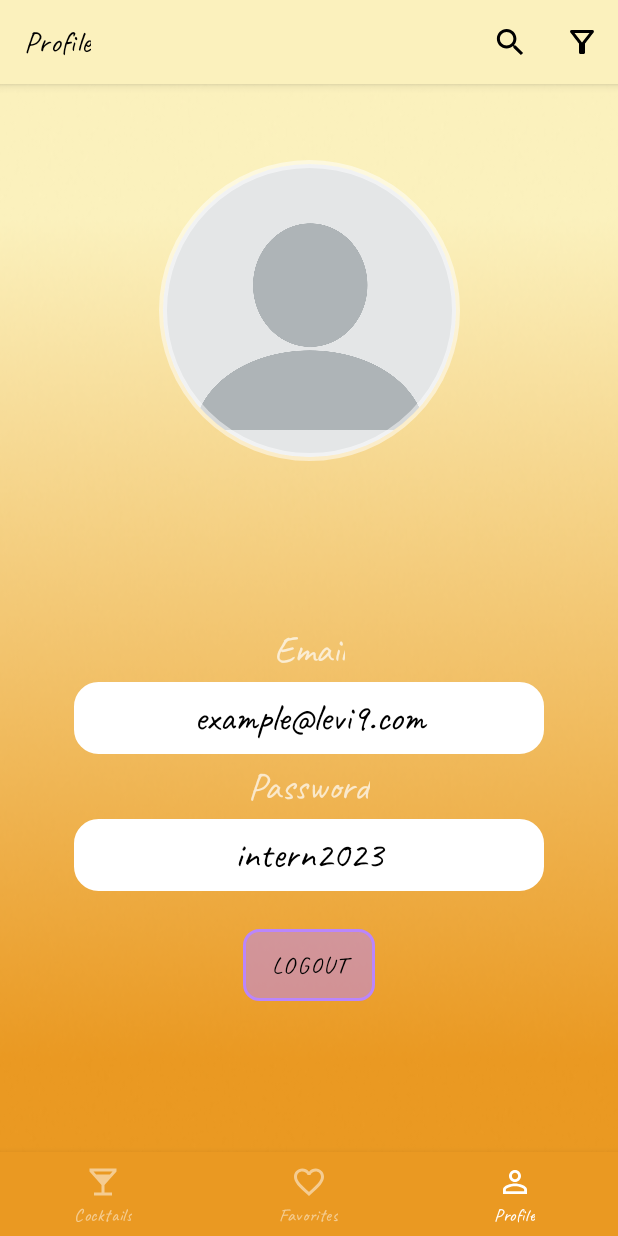
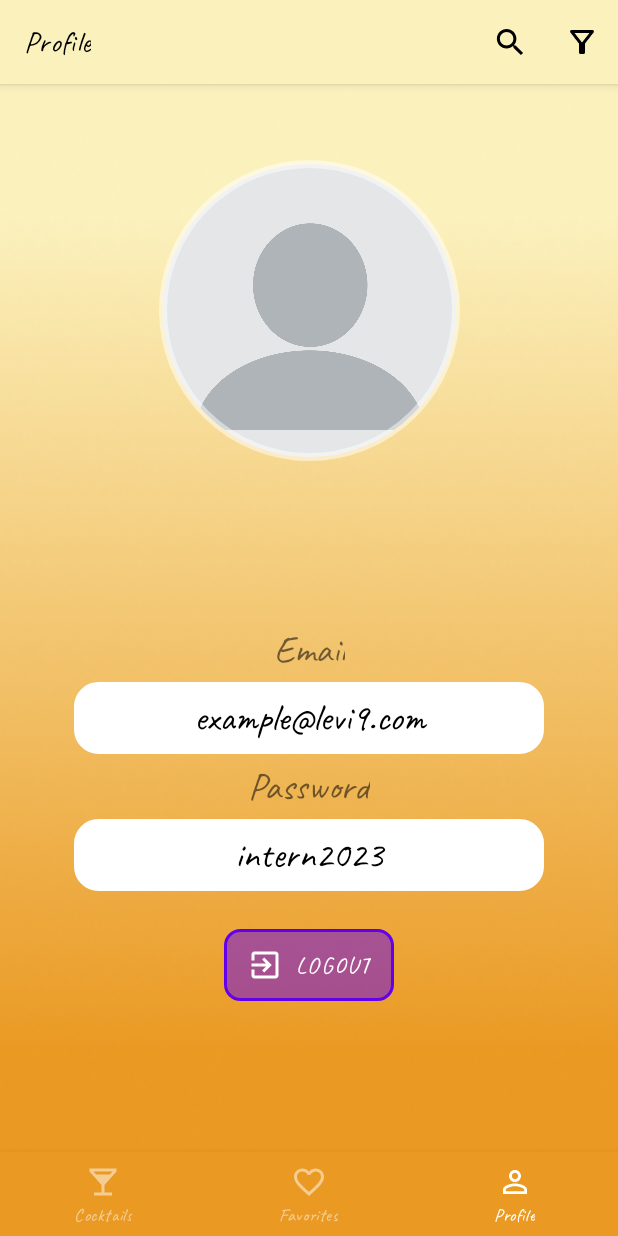
Before and after one commit to draganaZdravkovic/Cocktails9, an Android app: the ProfileFragment screen opened through its navigation route, on a phone screen of 412 x 824 dp. Run offline under Robolectric (Android 15) with nearby library versions, the phone set to English and light mode, and no system bars; our stand-ins replace navigation-ui.

Commit message:
Fixed button in profile fragment. Removed reference to RV and used it from binding. Extracted custom color for toolbar.

```diff
--- a/app/src/main/java/com/example/cocktails9/CocktailsFragment.kt
+++ b/app/src/main/java/com/example/cocktails9/CocktailsFragment.kt
@@ -6,13 +6,11 @@ import android.view.View
 import android.view.ViewGroup
 import androidx.fragment.app.Fragment
 import androidx.recyclerview.widget.GridLayoutManager
-import androidx.recyclerview.widget.RecyclerView
 import com.example.cocktails9.databinding.FragmentCocktailsBinding
 
 class CocktailsFragment : Fragment(R.layout.fragment_cocktails) {
     private var _binding: FragmentCocktailsBinding? = null
     private val binding get() = _binding!!
-    private lateinit var recyclerView: RecyclerView
     private lateinit var cocktailsList: MutableList<Cocktails>
     private lateinit var cocktailsAdapter: CocktailsAdapter
 
@@ -37,13 +35,12 @@ class CocktailsFragment : Fragment(R.layout.fragment_cocktails) {
     }
 
     private fun initRecyclerView() {
-        recyclerView = binding.rvCocktails
-        recyclerView.layoutManager = GridLayoutManager(requireContext(), 2)
+        binding.rvCocktails.layoutManager = GridLayoutManager(requireContext(), 2)
 
         cocktailsList = addDataToList()
 
         cocktailsAdapter = CocktailsAdapter(cocktailsList)
-        recyclerView.adapter = cocktailsAdapter
+        binding.rvCocktails.adapter = cocktailsAdapter
     }
 
     private fun addDataToList(): MutableList<Cocktails> {
--- a/app/src/main/res/drawable/bt_style.xml
+++ b/app/src/main/res/drawable/bt_style.xml
@@ -1,6 +1,6 @@
 <?xml version="1.0" encoding="utf-8"?>
 <ripple xmlns:android="http://schemas.android.com/apk/res/android"
-    android:color="@color/secondary">
+    android:color="@color/cream">
     <item>
         <shape android:shape="rectangle">
             <stroke
--- a/app/src/main/res/layout/fragment_profile.xml
+++ b/app/src/main/res/layout/fragment_profile.xml
@@ -95,7 +95,7 @@
         android:layout_height="wrap_content"
         android:layout_marginTop="25dp"
         android:background="@drawable/bt_style"
-        android:drawableStart="@drawable/ic_logout"
+        android:drawableLeft="@drawable/ic_logout"
         android:drawablePadding="10dp"
         android:drawableTint="@color/bottom_nav_selected_item"
         android:paddingLeft="15dp"
--- a/app/src/main/res/layout/toolbar.xml
+++ b/app/src/main/res/layout/toolbar.xml
@@ -3,7 +3,7 @@
     xmlns:app="http://schemas.android.com/apk/res-auto"
     android:layout_width="match_parent"
     android:layout_height="wrap_content"
-    android:background="#FBF1BD"
+    android:background="@color/cream"
     android:elevation="4dp"
     app:titleTextColor="@color/black">
 
--- a/app/src/main/res/values-night/splash.xml
+++ b/app/src/main/res/values-night/splash.xml
@@ -1,10 +1,9 @@
 <?xml version="1.0" encoding="utf-8"?>
 <resources>
     <style name="Theme.MyApp.MySplash" parent="Theme.SplashScreen">
-        <item name="fontFamily">@font/caveat</item>
         <item name="windowSplashScreenBackground">@drawable/gradient</item>
         <item name="windowSplashScreenAnimatedIcon">@drawable/splash</item>
         <item name="windowSplashScreenAnimationDuration">1000</item>
-        <item name="postSplashScreenTheme">@style/Theme.MaterialComponents.NoActionBar</item>
+        <item name="postSplashScreenTheme">@style/Theme.Cocktails9</item>
     </style>
 </resources>
--- a/app/src/main/res/values-night/themes.xml
+++ b/app/src/main/res/values-night/themes.xml
@@ -6,7 +6,7 @@
         <item name="android:windowFullscreen">true</item>
         <item name="android:windowContentOverlay">@null</item>
         <!-- Primary brand color. -->
-        <item name="colorPrimary">@color/purple_200</item>
+        <item name="colorPrimary">@color/cream</item>
         <item name="colorPrimaryVariant">@color/purple_700</item>
         <item name="colorOnPrimary">@color/black</item>
         <!-- Secondary brand color. -->
--- a/app/src/main/res/values/colors.xml
+++ b/app/src/main/res/values/colors.xml
@@ -9,6 +9,7 @@
     <color name="white">#FFFFFFFF</color>
 
     <color name="secondary">#EA9922</color>
+    <color name="cream">#FBF1BD</color>
     <color name="bottom_nav_item">#80FFFFFF</color>
     <color name="bottom_nav_selected_item">#FFFFFF</color>
 </resources>
--- a/app/src/main/res/values/splash.xml
+++ b/app/src/main/res/values/splash.xml
@@ -1,10 +1,10 @@
 <?xml version="1.0" encoding="utf-8"?>
 <resources>
+
     <style name="Theme.MyApp.MySplash" parent="Theme.SplashScreen">
-        <item name="fontFamily">@font/caveat</item>
         <item name="windowSplashScreenBackground">@drawable/gradient</item>
         <item name="windowSplashScreenAnimatedIcon">@drawable/splash</item>
         <item name="windowSplashScreenAnimationDuration">1000</item>
-        <item name="postSplashScreenTheme">@style/Theme.MaterialComponents.NoActionBar</item>
+        <item name="postSplashScreenTheme">@style/Theme.Cocktails9</item>
     </style>
 </resources>
```
